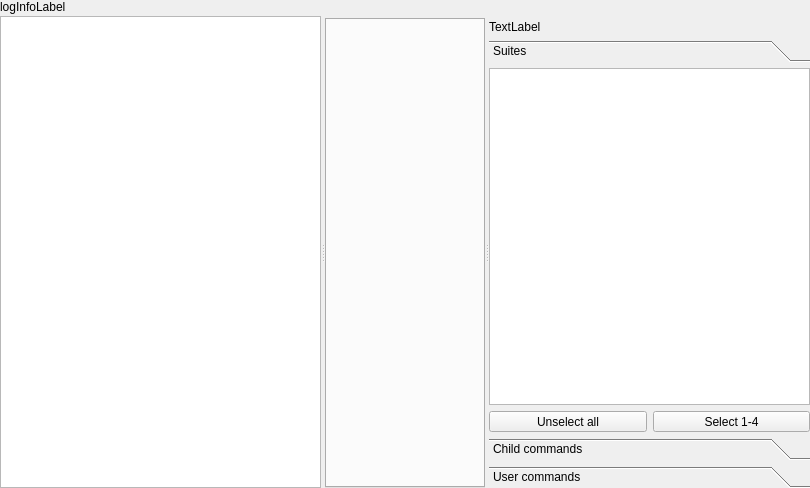
Qt form Viewer/libViewer/src/LogLoadWidget.ui (ecmwf/ecflow) before a commit.
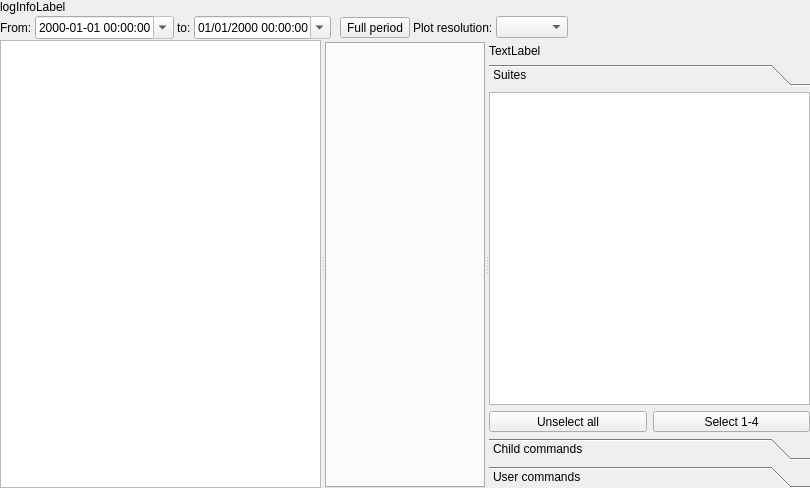
The same form after that commit. The open tabs and pages were chosen to show the change. Icons and pictures are not drawn. Custom widgets are drawn as their Qt base class.

Commit message: ecFlowUI: add server load tab to info panel ECFLOW-1263

The edit to the form file:
```diff
--- a/Viewer/libViewer/src/LogLoadWidget.ui
+++ b/Viewer/libViewer/src/LogLoadWidget.ui
@@ -22,7 +22,7 @@
   <property name="statusTip">
    <string/>
   </property>
-  <layout class="QVBoxLayout" name="verticalLayout" stretch="0,0,1">
+  <layout class="QVBoxLayout" name="verticalLayout" stretch="0,0,0,1">
    <property name="spacing">
     <number>1</number>
    </property>
@@ -55,6 +55,116 @@
    <item>
     <widget class="MessageLabel" name="messageLabel" native="true"/>
    </item>
+   <item>
+    <widget class="QWidget" name="timeWidget" native="true">
+     <property name="styleSheet">
+      <string notr="true"/>
+     </property>
+     <layout class="QHBoxLayout" name="horizontalLayout_4">
+      <property name="spacing">
+       <number>3</number>
+      </property>
+      <property name="leftMargin">
+       <number>0</number>
+      </property>
+      <property name="topMargin">
+       <number>0</number>
+      </property>
+      <property name="rightMargin">
+       <number>0</number>
+      </property>
+      <property name="bottomMargin">
+       <number>0</number>
+      </property>
+      <item>
+       <widget class="QLabel" name="label">
+        <property name="text">
+         <string>From:</string>
+        </property>
+       </widget>
+      </item>
+      <item>
+       <widget class="QDateTimeEdit" name="startTe">
+        <property name="readOnly">
+         <bool>true</bool>
+        </property>
+        <property name="displayFormat">
+         <string>yyyy-MM-dd HH:mm:ss</string>
+        </property>
+        <property name="calendarPopup">
+         <bool>true</bool>
+        </property>
+       </widget>
+      </item>
+      <item>
+       <widget class="QLabel" name="label_2">
+        <property name="text">
+         <string>to:</string>
+        </property>
+       </widget>
+      </item>
+      <item>
+       <widget class="QDateTimeEdit" name="endTe">
+        <property name="readOnly">
+         <bool>true</bool>
+        </property>
+        <property name="displayFormat">
+         <string>dd/MM/yyyy HH:mm:ss</string>
+        </property>
+        <property name="calendarPopup">
+         <bool>true</bool>
+        </property>
+       </widget>
+      </item>
+      <item>
+       <spacer name="horizontalSpacer_2">
+        <property name="orientation">
+         <enum>Qt::Horizontal</enum>
+        </property>
+        <property name="sizeType">
+         <enum>QSizePolicy::Fixed</enum>
+        </property>
+        <property name="sizeHint" stdset="0">
+         <size>
+          <width>6</width>
+          <height>20</height>
+         </size>
+        </property>
+       </spacer>
+      </item>
+      <item>
+       <widget class="QToolButton" name="showFullTb">
+        <property name="text">
+         <string>Full period</string>
+        </property>
+       </widget>
+      </item>
+      <item>
+       <widget class="QLabel" name="label_3">
+        <property name="text">
+         <string>Plot resolution:</string>
+        </property>
+       </widget>
+      </item>
+      <item>
+       <widget class="QComboBox" name="resCombo"/>
+      </item>
+      <item>
+       <spacer name="horizontalSpacer">
+        <property name="orientation">
+         <enum>Qt::Horizontal</enum>
+        </property>
+        <property name="sizeHint" stdset="0">
+         <size>
+          <width>40</width>
+          <height>20</height>
+         </size>
+        </property>
+       </spacer>
+      </item>
+     </layout>
+    </widget>
+   </item>
    <item>
     <widget class="QSplitter" name="splitter">
      <property name="orientation">
@@ -145,7 +255,7 @@
             <x>0</x>
             <y>0</y>
             <width>338</width>
-            <height>349</height>
+            <height>326</height>
            </rect>
           </property>
           <attribute name="label">
@@ -208,7 +318,7 @@
             <x>0</x>
             <y>0</y>
             <width>338</width>
-            <height>349</height>
+            <height>326</height>
            </rect>
           </property>
           <attribute name="label">
```
The commit also changes 11 other files.
